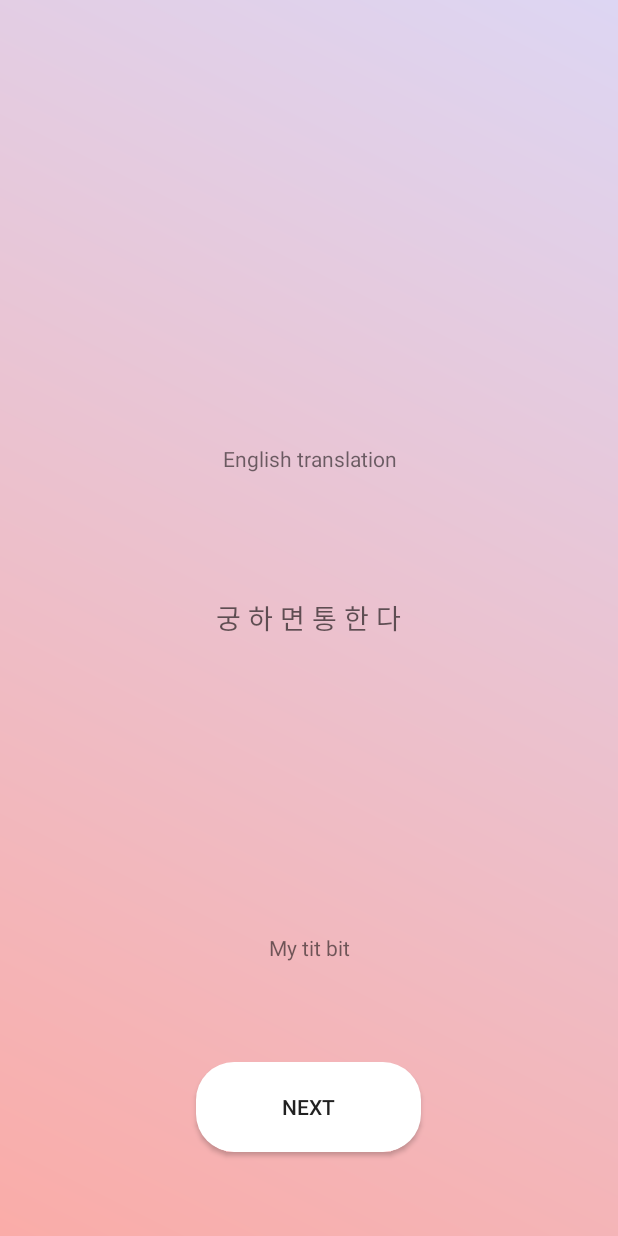
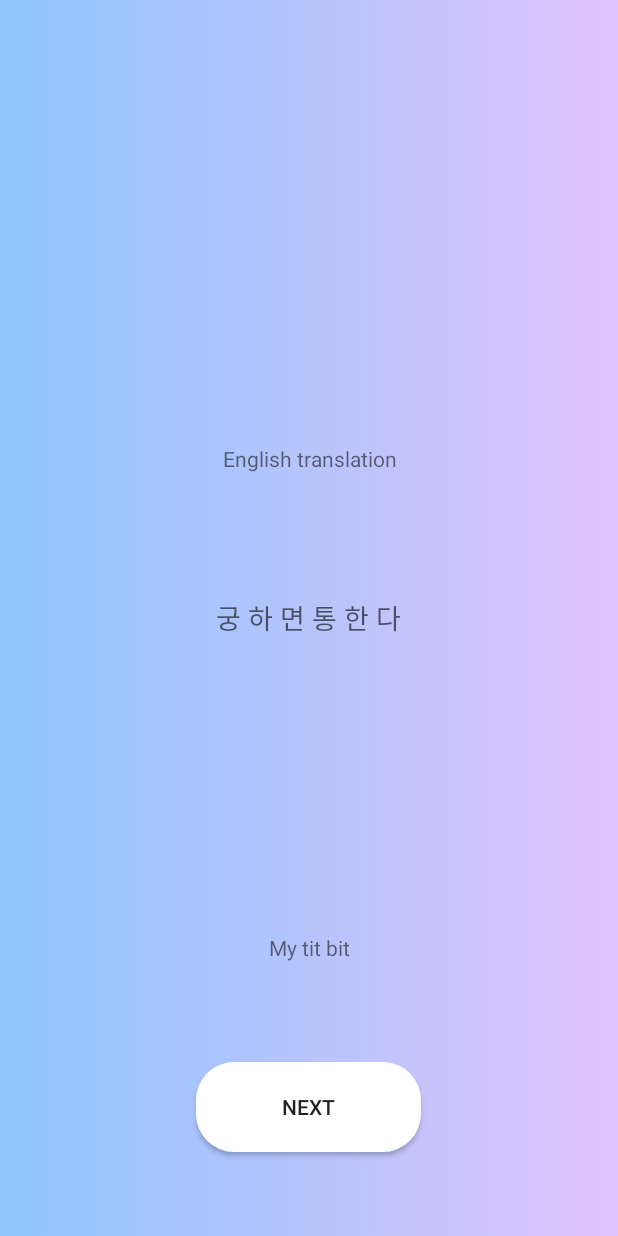
Before and after one commit to MamboBryan/pyeonghwa, an Android app: the layout activity_proverb.xml on its own in the app's theme, with its tools: preview values and no code run, on a phone screen of 412 x 824 dp. Run offline under Robolectric (Android 15) with nearby library versions, the phone set to English and light mode, and no system bars.

Commit message:
[Feature #165145698] Added first proverb

```diff
--- a/app/src/main/AndroidManifest.xml
+++ b/app/src/main/AndroidManifest.xml
@@ -17,7 +17,7 @@
             </intent-filter>
         </activity>
         <activity android:name=".WelcomeActivity" />
-        <activity android:name=".FirstPuzzleActivity">
+        <activity android:name=".MainActivity">
 
         </activity>
     </application>
--- a/app/src/main/res/drawable/animation_list.xml
+++ b/app/src/main/res/drawable/animation_list.xml
@@ -3,19 +3,23 @@
     xmlns:android="http://schemas.android.com/apk/res/android">
 
     <item
-        android:drawable="@drawable/gradient"
-        android:duration="6000"/>
-
-    <item
         android:drawable="@drawable/gradient_two"
-        android:duration="6000"/>
+        android:duration="4000"/>
 
     <item
         android:drawable="@drawable/gradient_three"
-        android:duration="6000"/>
+        android:duration="4000"/>
 
     <item
         android:drawable="@drawable/gradient_four"
-        android:duration="6000"/>
+        android:duration="4000"/>
+
+    <item
+        android:drawable="@drawable/gradient_five"
+        android:duration="4000"/>
+
+    <item
+        android:drawable="@drawable/gradient_six"
+        android:duration="4000"/>
 
 </animation-list>
--- /dev/null
+++ b/app/src/main/res/drawable/gradient_five.xml
@@ -0,0 +1,8 @@
+<?xml version="1.0" encoding="utf-8"?>
+<shape
+    xmlns:android="http://schemas.android.com/apk/res/android">
+    <gradient
+        android:startColor="@color/gradient_six_start"
+        android:endColor="@color/gradient_six_end"
+        android:angle="45"/>
+</shape>
--- a/app/src/main/res/drawable/gradient_four.xml
+++ b/app/src/main/res/drawable/gradient_four.xml
@@ -1,7 +1,6 @@
 <?xml version="1.0" encoding="utf-8"?>
 <shape
-    xmlns:android="http://schemas.android.com/apk/res/android"
-    android:shape="rectangle">
+    xmlns:android="http://schemas.android.com/apk/res/android">
     <gradient
         android:startColor="@color/gradient_five_start"
         android:centerColor="@color/gradient_five_center"
--- /dev/null
+++ b/app/src/main/res/drawable/gradient_six.xml
@@ -0,0 +1,8 @@
+<?xml version="1.0" encoding="utf-8"?>
+<shape
+    xmlns:android="http://schemas.android.com/apk/res/android">
+    <gradient
+        android:startColor="@color/gradient_seven_start"
+        android:endColor="@color/gradient_seven_end"
+        android:angle="45"/>
+</shape>
--- a/app/src/main/res/drawable/gradient_three.xml
+++ b/app/src/main/res/drawable/gradient_three.xml
@@ -1,7 +1,6 @@
 <?xml version="1.0" encoding="utf-8"?>
 <shape
-    xmlns:android="http://schemas.android.com/apk/res/android"
-    android:shape="rectangle">
+    xmlns:android="http://schemas.android.com/apk/res/android">
     <gradient
         android:startColor="@color/gradient_three_start"
         android:endColor="@color/gradient_three_end"
--- a/app/src/main/res/drawable/gradient_two.xml
+++ b/app/src/main/res/drawable/gradient_two.xml
@@ -1,7 +1,6 @@
 <?xml version="1.0" encoding="utf-8"?>
 <shape
-    xmlns:android="http://schemas.android.com/apk/res/android"
-    android:shape="rectangle">
+    xmlns:android="http://schemas.android.com/apk/res/android">
     <gradient
         android:startColor="@color/gradient_two_start"
         android:endColor="@color/gradient_two_end"
--- a/app/src/main/res/layout/activity_proverb.xml
+++ b/app/src/main/res/layout/activity_proverb.xml
@@ -2,11 +2,11 @@
 <RelativeLayout xmlns:android="http://schemas.android.com/apk/res/android"
     xmlns:app="http://schemas.android.com/apk/res-auto"
     xmlns:tools="http://schemas.android.com/tools"
-    android:id="@+id/first_puzzle_layout"
+    android:id="@+id/proverb_layout"
     android:layout_width="match_parent"
     android:layout_height="match_parent"
-    android:background="@drawable/gradient_three"
-    tools:context="com.mambobryan.pyeonghwa.FirstPuzzleActivity">
+    android:background="@drawable/animation_list"
+    tools:context="com.mambobryan.pyeonghwa.MainActivity">
 
     <TextView
         android:id="@+id/username_display_text"
@@ -35,12 +35,12 @@
         tools:text="English translation" />
 
     <TextView
-        android:layout_marginBottom="16dp"
         android:id="@+id/first_tit_bit"
         android:layout_width="300dp"
         android:layout_height="70dp"
+        android:layout_above="@+id/first_puzzle_button"
         android:layout_centerHorizontal="true"
-        android:layout_above="@+id/first_puzzle_button"
+        android:layout_marginBottom="16dp"
         android:textAlignment="center"
         tools:text="My tit bit" />
 
--- a/app/src/main/res/layout/activity_start.xml
+++ b/app/src/main/res/layout/activity_start.xml
@@ -5,7 +5,7 @@
     android:id="@+id/start_relative_layout"
     android:layout_width="match_parent"
     android:layout_height="match_parent"
-    android:background="@drawable/animation_list"
+    android:background="@drawable/gradient"
     android:fitsSystemWindows="true"
     tools:context="com.mambobryan.pyeonghwa.StartActivity">
 
```
Also changed, not shown: app/src/main/java/com/mambobryan/pyeonghwa/FirstPuzzleActivity.java (deleted, +0 -63 lines), app/src/main/java/com/mambobryan/pyeonghwa/MainActivity.java (added, +68 -0 lines), app/src/main/java/com/mambobryan/pyeonghwa/WelcomeActivity.java (+1 -6 lines), app/src/main/res/drawable/gradient.xml (+3 -5 lines), 2 other files.
